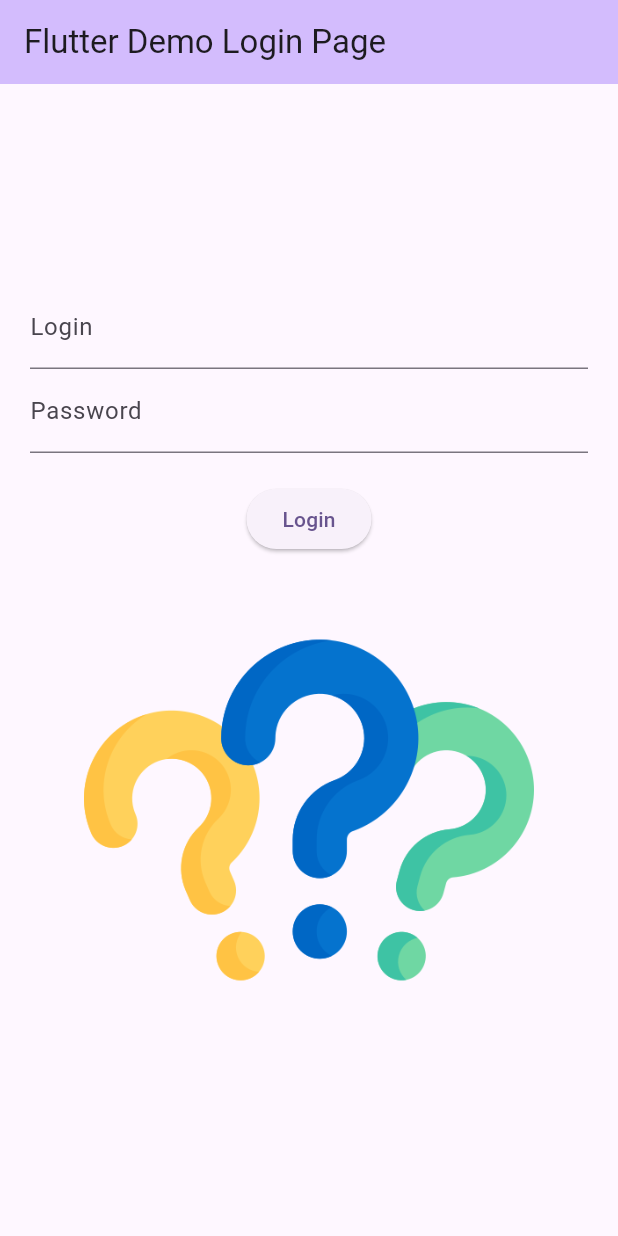
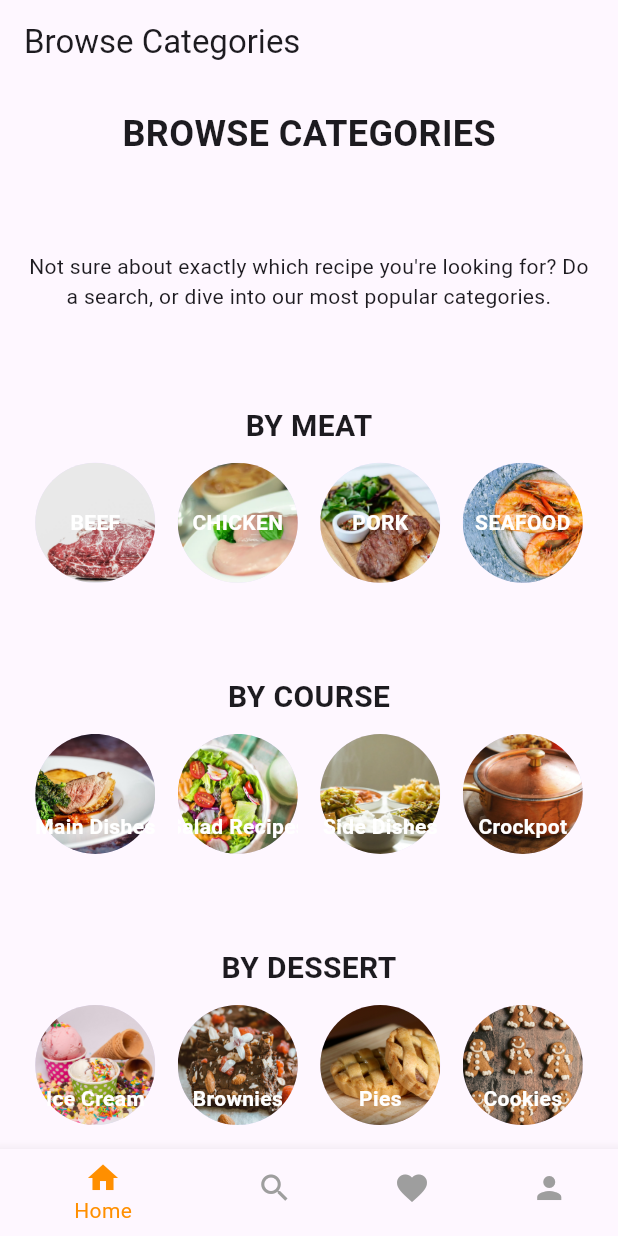
Before and after one commit to haileylian/mobile-development, a Flutter app: the screen it shows after launch, on a phone screen of 412 x 824 dp. Run offline on Flutter 3.47's test engine with Material 3 defaults, Android fonts, the phone set to English and light mode, and no system bars.

Commit message:
lab 3 for using layout

```diff
--- a/lib/main.dart
+++ b/lib/main.dart
@@ -8,79 +8,153 @@ class MyApp extends StatelessWidget {
   @override
   Widget build(BuildContext context) {
     return MaterialApp(
-      title: 'Flutter Demo',
-      theme: ThemeData(
-        colorScheme: ColorScheme.fromSeed(seedColor: Colors.deepPurple),
-        useMaterial3: true,
-      ),
-      home: const LoginPage(title: 'Flutter Demo Login Page'),
+      home: MainPage(),
     );
   }
 }
 
-class LoginPage extends StatefulWidget {
-  const LoginPage({super.key, required this.title});
-
-  final String title;
-
-
+class MainPage extends StatefulWidget {
   @override
-  State<LoginPage> createState() => _LoginPageState();
+  _MainPageState createState() => _MainPageState();
 }
 
-class _LoginPageState extends State<LoginPage> {
-  final TextEditingController _loginController = TextEditingController();
-  final TextEditingController _passwordController = TextEditingController();
-  String imageSource = 'images/question-mark.png'; // Placeholder image link
+class _MainPageState extends State<MainPage> {
+  int _selectedIndex = 0;
+
+  static List<Widget> _widgetOptions = <Widget>[
+    BrowseCategories(),
+    Text('Search Page'),
+    Text('Favorites Page'),
+    Text('Profile Page'),
+  ];
+
+  void _onItemTapped(int index) {
+    setState(() {
+      _selectedIndex = index;
+    });
+  }
 
   @override
   Widget build(BuildContext context) {
     return Scaffold(
-      appBar: AppBar(
-        backgroundColor: Theme.of(context).colorScheme.inversePrimary,
-        title: Text(widget.title),
-      ),
-      body: Padding(
-        padding: const EdgeInsets.all(20.0),
-        child: Column(
-          mainAxisAlignment: MainAxisAlignment.center,
-          children: <Widget>[
-            TextField(
-              controller: _loginController,
-              decoration: InputDecoration(
-                labelText: 'Login',
-              ),
-            ),
-            TextField(
-              controller: _passwordController,
-              decoration: InputDecoration(
-                labelText: 'Password',
-              ),
-              obscureText: true,
-            ),
-            SizedBox(height: 20),
-            ElevatedButton(
-              onPressed: () {
-                String enteredPassword = _passwordController.text;
-                setState(() {
-                  if (enteredPassword == 'QWERTY123') {
-                    imageSource = 'images/idea.png'; // Image for correct password
-                  } else {
-                    imageSource = 'images/stop.png'; // Image for incorrect password
-                  }
-                });
-              },
-              child: Text('Login'),
-            ),
-            SizedBox(height: 20),
-            Image.asset(
-              imageSource,
-              width: 300,
-              height: 300,
-            ),
-          ],
-        ),
+      appBar: AppBar(title: Text('Browse Categories')),
+      body: _widgetOptions.elementAt(_selectedIndex),
+      bottomNavigationBar: BottomNavigationBar(
+        items: const <BottomNavigationBarItem>[
+          BottomNavigationBarItem(
+            icon: Icon(Icons.home),
+            label: 'Home',
+          ),
+          BottomNavigationBarItem(
+            icon: Icon(Icons.search),
+            label: 'Search',
+          ),
+          BottomNavigationBarItem(
+            icon: Icon(Icons.favorite),
+            label: 'Favorites',
+          ),
+          BottomNavigationBarItem(
+            icon: Icon(Icons.person),
+            label: 'Profile',
+          ),
+        ],
+        currentIndex: _selectedIndex,
+        selectedItemColor: Colors.amber[800],
+        unselectedItemColor: Colors.grey,
+        onTap: _onItemTapped,
       ),
     );
   }
 }
+
+class BrowseCategories extends StatelessWidget {
+  @override
+  Widget build(BuildContext context) {
+    return Padding(
+      padding: const EdgeInsets.all(16.0),
+      child: Column(
+        mainAxisAlignment: MainAxisAlignment.spaceBetween,
+        children: [
+          Center(
+            child: Text(
+              'BROWSE CATEGORIES',
+              style: TextStyle(fontSize: 24, fontWeight: FontWeight.bold),
+            ),
+          ),
+          Center(
+            child: Text(
+              'Not sure about exactly which recipe you\'re looking for? Do a search, or dive into our most popular categories.',
+              textAlign: TextAlign.center,
+            ),
+          ),
+          CategoryRow(
+            title: 'BY MEAT',
+            images: ['beef-image.jpeg', 'chicken.png', 'pork.png', 'seafood.jpeg'],
+            labels: ['BEEF', 'CHICKEN', 'PORK', 'SEAFOOD'],
+            textAlignment: Alignment.center,
+          ),
+          CategoryRow(
+            title: 'BY COURSE',
+            images: ['main-foods.jpeg', 'salad.jpeg', 'Side-Dishes.png', 'crockpot.png'],
+            labels: ['Main Dishes', 'Salad Recipes', 'Side Dishes', 'Crockpot'],
+            textAlignment: Alignment.bottomCenter,
+          ),
+          CategoryRow(
+            title: 'BY DESSERT',
+            images: ['ice-cream.jpg', 'brownies.jpg', 'pies.jpg', 'cookies.jpg'],
+            labels: ['Ice Cream', 'Brownies', 'Pies', 'Cookies'],
+            textAlignment: Alignment.bottomCenter,
+          ),
+        ],
+      ),
+    );
+  }
+}
+
+class CategoryRow extends StatelessWidget {
+  final String title;
+  final List<String> images;
+  final List<String> labels;
+  final Alignment textAlignment;
+
+  CategoryRow({required this.title, required this.images, required this.labels, required this.textAlignment});
+
+  @override
+  Widget build(BuildContext context) {
+    return Column(
+      children: [
+        Center(
+          child: Text(
+            title,
+            style: TextStyle(fontSize: 20, fontWeight: FontWeight.bold),
+          ),
+        ),
+        SizedBox(height: 10),
+        Row(
+          mainAxisAlignment: MainAxisAlignment.spaceAround,
+          children: List.generate(images.length, (index) {
+            return Stack(
+              alignment: textAlignment,
+              children: [
+                CircleAvatar(
+                  backgroundImage: AssetImage('images/${images[index]}'),
+                  radius: 40,
+                ),
+                Positioned(
+                  bottom: textAlignment == Alignment.bottomCenter ? 8 : null,
+                  child: Text(
+                    labels[index],
+                    style: TextStyle(
+                      color: Colors.white,
+                      fontWeight: FontWeight.bold,
+                    ),
+                  ),
+                ),
+              ],
+            );
+          }),
+        ),
+      ],
+    );
+  }
+}
```
Also changed, not shown: pubspec.yaml (+12 -0 lines), images/Side-Dishes.png (added), images/beef-image.jpeg (added), images/brownies.jpg (added), images/chicken.png (added), images/cookies.jpg (added), images/crockpot.png (added), images/ice-cream.jpg (added), images/main-foods.jpeg (added), images/pies.jpg (added), images/pork.png (added), images/salad.jpeg (added), images/seafood.jpeg (added).
